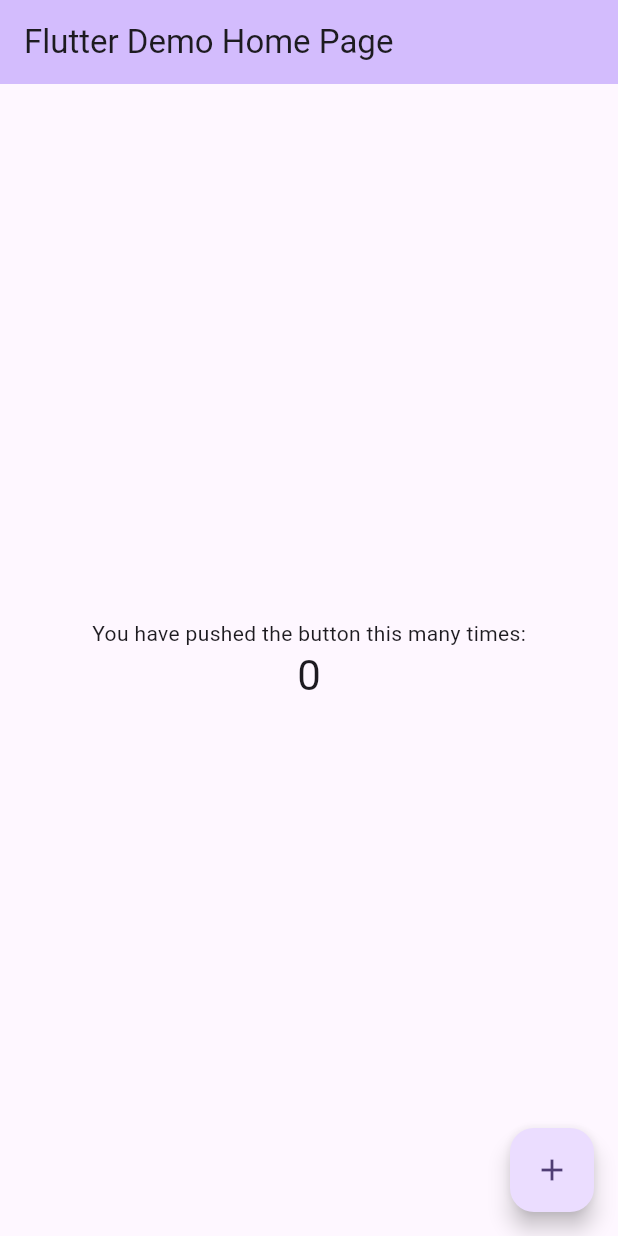
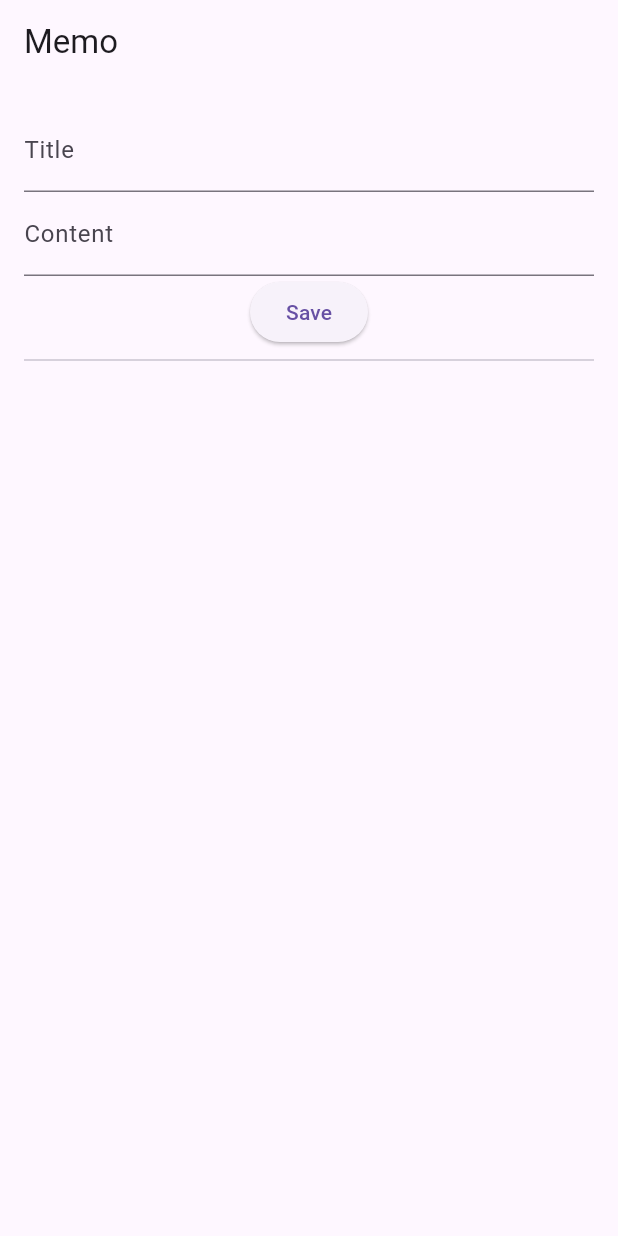
Before and after one commit to s-sikoho/NLPMemoFlutter, a Flutter app: the screen it shows after launch, on a phone screen of 412 x 824 dp. Run offline on Flutter 3.47's test engine with Material 3 defaults, Android fonts, the light colour scheme and no system bars; our stand-ins replace sqflite; accounts and stored records are empty.

Commit message:
カラム名などを直して一通りの接続がうまくいくことを確認

```diff
--- a/lib/main.dart
+++ b/lib/main.dart
@@ -1,4 +1,5 @@
 import 'package:flutter/material.dart';
+import 'screens/memo_screen.dart';
 
 void main() {
   runApp(const MyApp());
@@ -7,116 +8,10 @@ void main() {
 class MyApp extends StatelessWidget {
   const MyApp({super.key});
 
-  // This widget is the root of your application.
   @override
   Widget build(BuildContext context) {
-    return MaterialApp(
-      title: 'Flutter Demo',
-      theme: ThemeData(
-        // This is the theme of your application.
-        //
-        // TRY THIS: Try running your application with "flutter run". You'll see
-        // the application has a purple toolbar. Then, without quitting the app,
-        // try changing the seedColor in the colorScheme below to Colors.green
-        // and then invoke "hot reload" (save your changes or press the "hot
-        // reload" button in a Flutter-supported IDE, or press "r" if you used
-        // the command line to start the app).
-        //
-        // Notice that the counter didn't reset back to zero; the application
-        // state is not lost during the reload. To reset the state, use hot
-        // restart instead.
-        //
-        // This works for code too, not just values: Most code changes can be
-        // tested with just a hot reload.
-        colorScheme: .fromSeed(seedColor: Colors.deepPurple),
-      ),
-      home: const MyHomePage(title: 'Flutter Demo Home Page'),
+    return const MaterialApp(
+      home: MemoScreen(),
     );
   }
 }
-
-class MyHomePage extends StatefulWidget {
-  const MyHomePage({super.key, required this.title});
-
-  // This widget is the home page of your application. It is stateful, meaning
-  // that it has a State object (defined below) that contains fields that affect
-  // how it looks.
-
-  // This class is the configuration for the state. It holds the values (in this
-  // case the title) provided by the parent (in this case the App widget) and
-  // used by the build method of the State. Fields in a Widget subclass are
-  // always marked "final".
-
-  final String title;
-
-  @override
-  State<MyHomePage> createState() => _MyHomePageState();
-}
-
-class _MyHomePageState extends State<MyHomePage> {
-  int _counter = 0;
-
-  void _incrementCounter() {
-    setState(() {
-      // This call to setState tells the Flutter framework that something has
-      // changed in this State, which causes it to rerun the build method below
-      // so that the display can reflect the updated values. If we changed
-      // _counter without calling setState(), then the build method would not be
-      // called again, and so nothing would appear to happen.
-      _counter++;
-    });
-  }
-
-  @override
-  Widget build(BuildContext context) {
-    // This method is rerun every time setState is called, for instance as done
-    // by the _incrementCounter method above.
-    //
-    // The Flutter framework has been optimized to make rerunning build methods
-    // fast, so that you can just rebuild anything that needs updating rather
-    // than having to individually change instances of widgets.
-    return Scaffold(
-      appBar: AppBar(
-        // TRY THIS: Try changing the color here to a specific color (to
-        // Colors.amber, perhaps?) and trigger a hot reload to see the AppBar
-        // change color while the other colors stay the same.
-        backgroundColor: Theme.of(context).colorScheme.inversePrimary,
-        // Here we take the value from the MyHomePage object that was created by
-        // the App.build method, and use it to set our appbar title.
-        title: Text(widget.title),
-      ),
-      body: Center(
-        // Center is a layout widget. It takes a single child and positions it
-        // in the middle of the parent.
-        child: Column(
-          // Column is also a layout widget. It takes a list of children and
-          // arranges them vertically. By default, it sizes itself to fit its
-          // children horizontally, and tries to be as tall as its parent.
-          //
-          // Column has various properties to control how it sizes itself and
-          // how it positions its children. Here we use mainAxisAlignment to
-          // center the children vertically; the main axis here is the vertical
-          // axis because Columns are vertical (the cross axis would be
-          // horizontal).
-          //
-          // TRY THIS: Invoke "debug painting" (choose the "Toggle Debug Paint"
-          // action in the IDE, or press "p" in the console), to see the
-          // wireframe for each widget.
-          mainAxisAlignment: .center,
-          children: [
-            const Text('You have pushed the button this many times:'),
-            Text(
-              '$_counter',
-              style: Theme.of(context).textTheme.headlineMedium,
-            ),
-          ],
-        ),
-      ),
-      floatingActionButton: FloatingActionButton(
-        onPressed: _incrementCounter,
-        tooltip: 'Increment',
-        child: const Icon(Icons.add),
-      ),
-    );
-  }
-}
--- a/lib/models/category.dart
+++ b/lib/models/category.dart
@@ -15,7 +15,7 @@ class Category {
     return Category(
       id: map["id"] as int?,
       name: map["name"] as String,
-      isOther: map["is_system"] as bool,
+      isOther: map["isOther"] as bool,
     );
   }
 
@@ -23,7 +23,7 @@ class Category {
     return {
       "id": id,
       "name": name,
-      "is_system": isOther,
+      "isOther": isOther,
     };
   }
 }
--- a/lib/models/memo.dart
+++ b/lib/models/memo.dart
@@ -18,7 +18,7 @@ class Memo {
       id: map["id"] as int?,
       title: map["title"] as String,
       content: map["content"] as String,
-      categoryid: map["category_d"] as int,
+      categoryid: map["categoryid"] as int,
     );
   }
 
--- a/lib/repositories/memo_repository.dart
+++ b/lib/repositories/memo_repository.dart
@@ -3,7 +3,6 @@ import '../models/memo.dart';
 
 class MemoRepository {
   final AppDatabase _appDatabase = AppDatabase.instance;
-
   Future<List<Memo>> getAllMemos() async {
     final db = await _appDatabase.database;
 
@@ -40,7 +39,7 @@ class MemoRepository {
 
   final maps = await db.query(
     'memos',
-    where: 'category_id = ?',
+    where: 'categoryid = ?',
     whereArgs: [categoryId],
   );
 
--- a/lib/screens/memo_screen.dart
+++ b/lib/screens/memo_screen.dart
@@ -0,0 +1,109 @@
+import 'package:flutter/material.dart';
+
+import '../models/memo.dart';
+import '../repositories/memo_repository.dart';
+import '../services/classifier_service.dart';
+
+class MemoScreen extends StatefulWidget {
+  const MemoScreen({super.key});
+
+  @override
+  State<MemoScreen> createState() => _MemoScreenState();
+}
+
+class _MemoScreenState extends State<MemoScreen> {
+  final MemoRepository _memoRepository = MemoRepository();
+  final ClassifierService _classifierService = ClassifierService();
+
+  final TextEditingController _titleController =
+      TextEditingController();
+
+  final TextEditingController _contentController =
+      TextEditingController();
+
+  List<Memo> _memos = [];
+
+  @override
+  void initState() {
+    super.initState();
+
+    _loadMemos();
+  }
+
+  Future<void> _loadMemos() async {
+    final memos = await _memoRepository.getAllMemos();
+
+    setState(() {
+      _memos = memos;
+    });
+  }
+
+  Future<void> _saveMemo() async {
+    final title = _titleController.text;
+    final content = _contentController.text;
+
+    final categoryId =
+        await _classifierService.predictCategory(content);
+
+    final memo = Memo(
+      title: title,
+      content: content,
+      categoryid: categoryId,
+    );
+
+    await _memoRepository.insertMemo(memo);
+
+    _titleController.clear();
+    _contentController.clear();
+
+    await _loadMemos();
+  }
+
+  @override
+  Widget build(BuildContext context) {
+    return Scaffold(
+      appBar: AppBar(
+        title: const Text('Memo'),
+      ),
+      body: Padding(
+        padding: const EdgeInsets.all(16),
+        child: Column(
+          children: [
+            TextField(
+              controller: _titleController,
+              decoration: const InputDecoration(
+                labelText: 'Title',
+              ),
+            ),
+            TextField(
+              controller: _contentController,
+              decoration: const InputDecoration(
+                labelText: 'Content',
+              ),
+            ),
+            ElevatedButton(
+              onPressed: _saveMemo,
+              child: const Text('Save'),
+            ),
+            const Divider(),
+            Expanded(
+              child: ListView.builder(
+                itemCount: _memos.length,
+                itemBuilder: (context, index) {
+                  final memo = _memos[index];
+
+                  return ListTile(
+                    title: Text(memo.title),
+                    subtitle: Text(
+                      '${memo.content}\ncategoryId: ${memo.categoryid}',
+                    ),
+                  );
+                },
+              ),
+            ),
+          ],
+        ),
+      ),
+    );
+  }
+}
--- a/lib/services/classifier_service.dart
+++ b/lib/services/classifier_service.dart
@@ -19,7 +19,7 @@ class ClassifierService {
     // 3. pooling
     // 4. normalize
     // 5. embeddingを返す
-
+    return List<double>.filled(384, 0.0);
     throw UnimplementedError();
   }
 
```
Also changed, not shown: lib/database/app_database.dart (+4 -5 lines), 5 other files.
